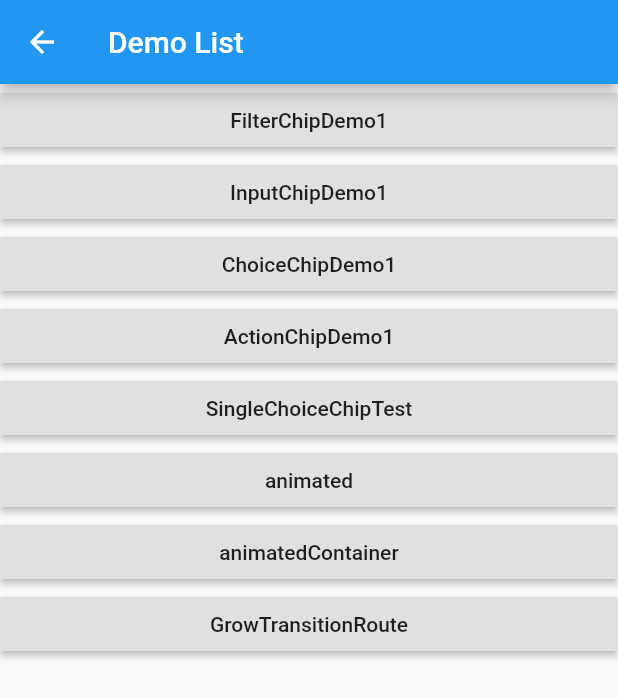
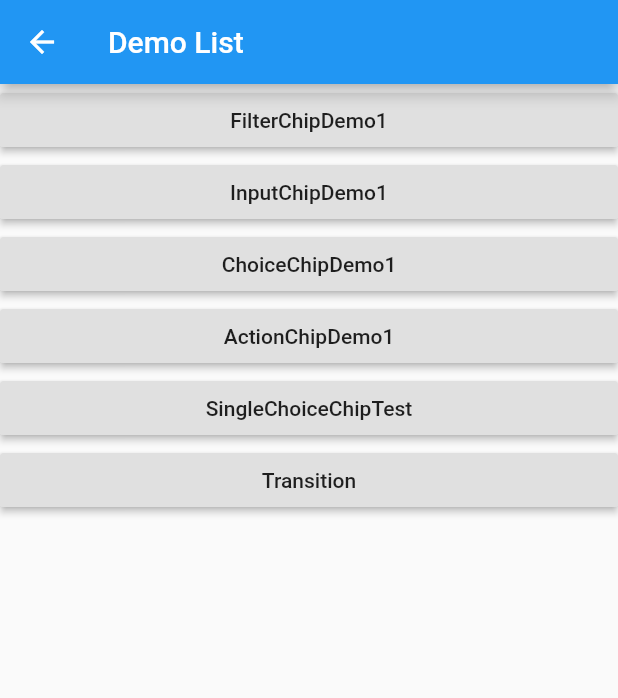
Before and after one commit to Lee180102/flutter_demo, a Flutter app: the DemoList screen opened directly, on a phone screen of 412 x 824 dp. Shown: the top 698 px of the screen. Run offline on Flutter 3.47's test engine with Material 2 defaults, Android fonts, the light colour scheme and no system bars.

Commit message:
修改名称和路径。

```diff
--- a/lib/demo_list.dart
+++ b/lib/demo_list.dart
@@ -2,9 +2,7 @@ import 'package:flutter/material.dart';
 import 'package:flutter_demo/widget/chip/actor_action_chip.dart';
 import 'package:flutter_demo/widget/chip/actor_choice_chip.dart';
 import 'package:flutter_demo/widget/chip/actor_input_chip.dart';
-import 'package:flutter_demo/widget/customLoading/animated_widge/animated_container.dart';
-import 'package:flutter_demo/widget/customLoading/grow_transition/grow_transition_route.dart';
-import 'package:flutter_demo/widget/customLoading/basic_transition.dart';
+import 'package:flutter_demo/widget/transition/transition_list.dart';
 
 import 'custom_widget/chip/wrap_choice_chip/test.dart';
 import 'widget/chip/filter_chip_demo.dart';
@@ -43,9 +41,7 @@ class _DemoListState extends State<DemoList> {
           RaisedButton(child:Text("ChoiceChipDemo1"),onPressed: ()=>Navigator.push(context, MaterialPageRoute(builder: (BuildContext context)=> ActorChoiceChip()))),
           RaisedButton(child:Text("ActionChipDemo1"),onPressed: ()=>Navigator.push(context, MaterialPageRoute(builder: (BuildContext context)=> ActorActionChip()))),
           RaisedButton(child:Text("SingleChoiceChipTest"),onPressed: ()=>Navigator.push(context, MaterialPageRoute(builder: (BuildContext context)=> SingleChoiceChipTest()))),
-          RaisedButton(child:Text("animated"),onPressed: ()=>Navigator.push(context, MaterialPageRoute(builder: (BuildContext context)=> BasicTransition()))),
-          RaisedButton(child:Text("animatedContainer"),onPressed: ()=>Navigator.push(context, MaterialPageRoute(builder: (BuildContext context)=> AnimatedContainerRoute()))),
-          RaisedButton(child:Text("GrowTransitionRoute"),onPressed: ()=>Navigator.push(context, MaterialPageRoute(builder: (BuildContext context)=> GrowTransitionRoute()))),
+          RaisedButton(child:Text("Transition"),onPressed: ()=>Navigator.push(context, MaterialPageRoute(builder: (BuildContext context)=> TransitionList()))),
         ],
       ),
     );
```
Also changed, not shown: lib/widget/transition/transition_list.dart (added, +43 -0 lines), lib/widget/transition/animated_widge/animated_container.dart (renamed from lib/widget/customLoading/animated_widge/animated_container.dart), lib/widget/transition/basic_transition/basic_transition.dart (renamed from lib/widget/customLoading/basic_transition.dart), lib/widget/transition/grow_transition/grow_transition.dart (renamed from lib/widget/customLoading/grow_transition/grow_transition.dart), lib/widget/transition/grow_transition/grow_transition_route.dart (renamed from lib/widget/customLoading/grow_transition/grow_transition_route.dart).
